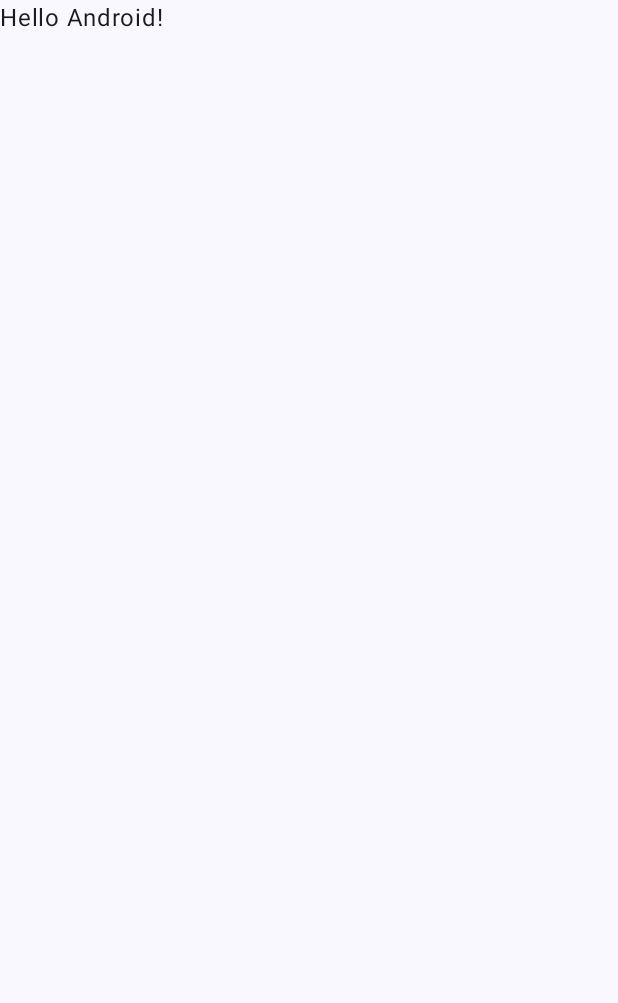
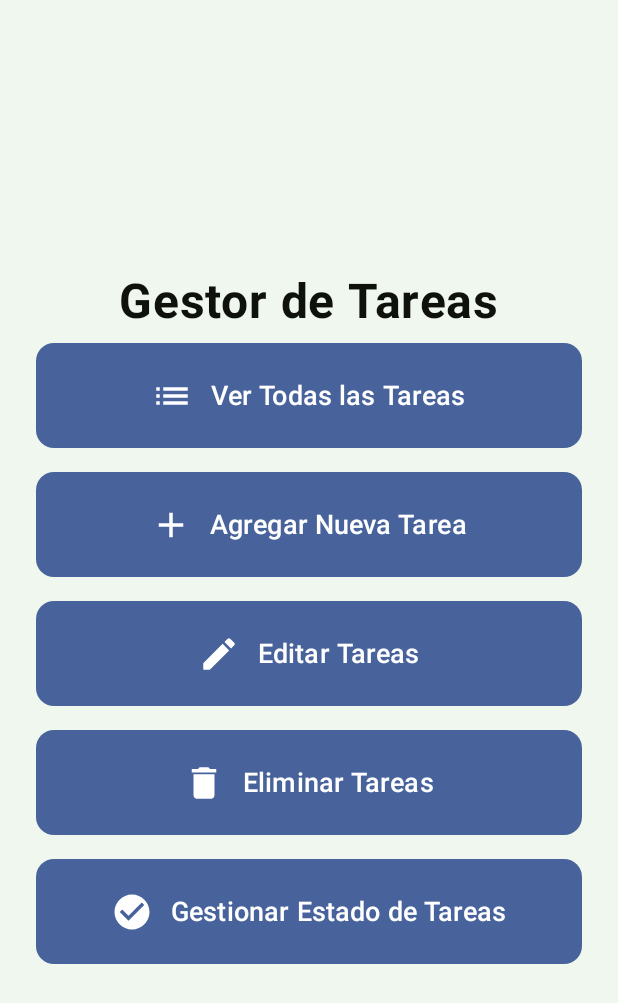
Before and after one commit to JavierAlberto-git/Proyecto1-PDM, an Android app built with Jetpack Compose: the screen it shows after launch (MainActivity), on a phone screen of 412 x 824 dp. Before the commit the part shown is almost empty. Shown: the top 1003 px of the screen. Run offline under Robolectric (Android 15) with nearby library versions, the phone set to English and light mode, and no system bars.

Commit message:
Primera ventana Compilado

```diff
--- a/Practica3Room/app/src/main/java/com/example/practica3room/MainActivity.kt
+++ b/Practica3Room/app/src/main/java/com/example/practica3room/MainActivity.kt
@@ -7,10 +7,8 @@ import androidx.activity.enableEdgeToEdge
 import androidx.compose.foundation.layout.fillMaxSize
 import androidx.compose.foundation.layout.padding
 import androidx.compose.material3.Scaffold
-import androidx.compose.material3.Text
-import androidx.compose.runtime.Composable
 import androidx.compose.ui.Modifier
-import androidx.compose.ui.tooling.preview.Preview
+import com.example.practica3room.ui.screens.MenuScreen
 import com.example.practica3room.ui.theme.Practica3RoomTheme
 
 class MainActivity : ComponentActivity() {
@@ -20,8 +18,13 @@ class MainActivity : ComponentActivity() {
         setContent {
             Practica3RoomTheme {
                 Scaffold(modifier = Modifier.fillMaxSize()) { innerPadding ->
-                    Greeting(
-                        name = "Android",
+                    MenuScreen(
+                        onNavigateToTaskList = {
+                            // TODO: Navegación a lista de tareas
+                        },
+                        onNavigateToAddTask = {
+                            // TODO: Navegación a agregar tarea
+                        },
                         modifier = Modifier.padding(innerPadding)
                     )
                 }
@@ -29,19 +32,3 @@ class MainActivity : ComponentActivity() {
         }
     }
 }
-
-@Composable
-fun Greeting(name: String, modifier: Modifier = Modifier) {
-    Text(
-        text = "Hello $name!",
-        modifier = modifier
-    )
-}
-
-@Preview(showBackground = true)
-@Composable
-fun GreetingPreview() {
-    Practica3RoomTheme {
-        Greeting("Android")
-    }
-}
--- a/Practica3Room/app/src/main/java/com/example/practica3room/model/TaskDao.kt
+++ b/Practica3Room/app/src/main/java/com/example/practica3room/model/TaskDao.kt
@@ -13,7 +13,7 @@ interface TaskDao {
     suspend fun insertTask(task: Task)
 
     @Query("SELECT * FROM task")
-    suspend fun mostrarTask(id: Int): Task?
+    suspend fun getAllTasksList(): List<Task>  // Cambiado el nombre y quitado el parámetro
 
     @Update
     suspend fun updateTask(task: Task)
--- a/Practica3Room/app/src/main/java/com/example/practica3room/model/TaskRepository.kt
+++ b/Practica3Room/app/src/main/java/com/example/practica3room/model/TaskRepository.kt
@@ -12,8 +12,6 @@ class TaskRepository(private val dao: TaskDao) {
 
     suspend fun findById(taskId: Int): Task? = dao.getTaskById(taskId)
 
-    suspend fun findTask(id: Int): Task? = dao.mostrarTask(id)
-
     suspend fun update(task: Task) = dao.updateTask(task)
 
     suspend fun deleteById(taskId: Int) = dao.deleteTaskById(taskId)
--- /dev/null
+++ b/Practica3Room/app/src/main/java/com/example/practica3room/ui/Screens/MenuScreen.kt
@@ -0,0 +1,120 @@
+package com.example.practica3room.ui.screens
+
+import androidx.compose.foundation.background
+import androidx.compose.foundation.layout.*
+import androidx.compose.foundation.shape.RoundedCornerShape
+import androidx.compose.material.icons.Icons
+import androidx.compose.material.icons.filled.Add
+import androidx.compose.material.icons.filled.CheckCircle
+import androidx.compose.material.icons.filled.Delete
+import androidx.compose.material.icons.filled.Edit
+import androidx.compose.material.icons.filled.List
+import androidx.compose.material3.*
+import androidx.compose.runtime.Composable
+import androidx.compose.ui.Alignment
+import androidx.compose.ui.Modifier
+import androidx.compose.ui.graphics.vector.ImageVector
+import androidx.compose.ui.text.font.FontWeight
+import androidx.compose.ui.unit.dp
+import androidx.compose.ui.unit.sp
+import com.example.practica3room.ui.theme.PrimaryBlue
+import com.example.practica3room.ui.theme.BackgroundCream
+import com.example.practica3room.ui.theme.Black
+
+@Composable
+fun MenuScreen(
+    onNavigateToTaskList: () -> Unit,
+    onNavigateToAddTask: () -> Unit,
+    modifier: Modifier = Modifier
+) {
+    Column(
+        modifier = modifier
+            .fillMaxSize()
+            .background(BackgroundCream)
+            .padding(24.dp),
+        horizontalAlignment = Alignment.CenterHorizontally,
+        verticalArrangement = Arrangement.Center
+    ) {
+        // Título
+        Text(
+            text = "Gestor de Tareas",
+            fontSize = 32.sp,
+            fontWeight = FontWeight.Bold,
+            color = Black,
+            modifier = Modifier.padding(bottom = 8.dp)
+        )
+
+        // Botón: Ver todas las tareas
+        MenuButton(
+            text = "Ver Todas las Tareas",
+            icon = Icons.Default.List,
+            onClick = onNavigateToTaskList
+        )
+
+        Spacer(modifier = Modifier.height(16.dp))
+
+        // Botón: Agregar nueva tarea
+        MenuButton(
+            text = "Agregar Nueva Tarea",
+            icon = Icons.Default.Add,
+            onClick = onNavigateToAddTask
+        )
+
+        Spacer(modifier = Modifier.height(16.dp))
+
+        // Botón: Editar tareas
+        MenuButton(
+            text = "Editar Tareas",
+            icon = Icons.Default.Edit,
+            onClick = onNavigateToTaskList // Navegará a la lista donde se puede editar
+        )
+
+        Spacer(modifier = Modifier.height(16.dp))
+
+        // Botón: Eliminar tareas
+        MenuButton(
+            text = "Eliminar Tareas",
+            icon = Icons.Default.Delete,
+            onClick = onNavigateToTaskList // Navegará a la lista donde se puede eliminar
+        )
+
+        Spacer(modifier = Modifier.height(16.dp))
+
+        // Botón: Marcar como completadas/pendientes
+        MenuButton(
+            text = "Gestionar Estado de Tareas",
+            icon = Icons.Default.CheckCircle,
+            onClick = onNavigateToTaskList // Navegará a la lista donde se puede cambiar el estado
+        )
+    }
+}
+
+@Composable
+fun MenuButton(
+    text: String,
+    icon: ImageVector,
+    onClick: () -> Unit
+) {
+    Button(
+        onClick = onClick,
+        modifier = Modifier
+            .fillMaxWidth()
+            .height(70.dp),
+        colors = ButtonDefaults.buttonColors(
+            containerColor = PrimaryBlue
+        ),
+        shape = RoundedCornerShape(12.dp)
+    ) {
+        Icon(
+            imageVector = icon,
+            contentDescription = null,
+            modifier = Modifier.size(28.dp)
+        )
+        Spacer(modifier = Modifier.width(12.dp))
+        Text(
+            text = text,
+            fontSize = 18.sp,
+            fontWeight = FontWeight.Medium
+        )
+    }
+}
--- a/Practica3Room/app/src/main/java/com/example/practica3room/ui/theme/Color.kt
+++ b/Practica3Room/app/src/main/java/com/example/practica3room/ui/theme/Color.kt
@@ -9,3 +9,8 @@ val Pink80 = Color(0xFFEFB8C8)
 val Purple40 = Color(0xFF6650a4)
 val PurpleGrey40 = Color(0xFF625b71)
 val Pink40 = Color(0xFF7D5260)
+
+val PrimaryBlue = Color(0xFF48639C)
+val BackgroundCream = Color(0xFFF0F7EE)
+
+val Black = Color(0xFF0F110C)
```
